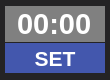
Old version of the form src/component/basiccomp/clocksetcomp.ui in the repository JumpShot-Interactive/TeleScore.
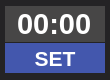
New version of the form.

What changed in the file:
```diff
--- a/src/component/basiccomp/clocksetcomp.ui
+++ b/src/component/basiccomp/clocksetcomp.ui
@@ -87,7 +87,7 @@
      </property>
      <property name="styleSheet">
       <string notr="true">color: white;
-background-color: #808080;</string>
+background-color: #474646;</string>
      </property>
      <property name="inputMask">
       <string>00:00</string>
```
